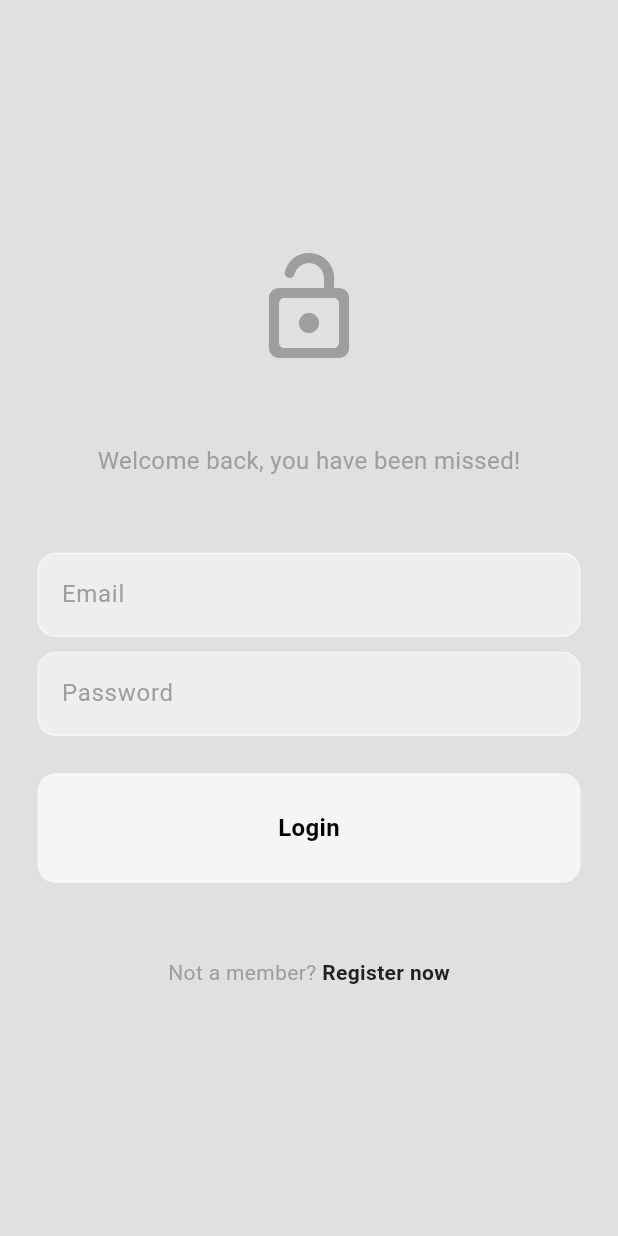
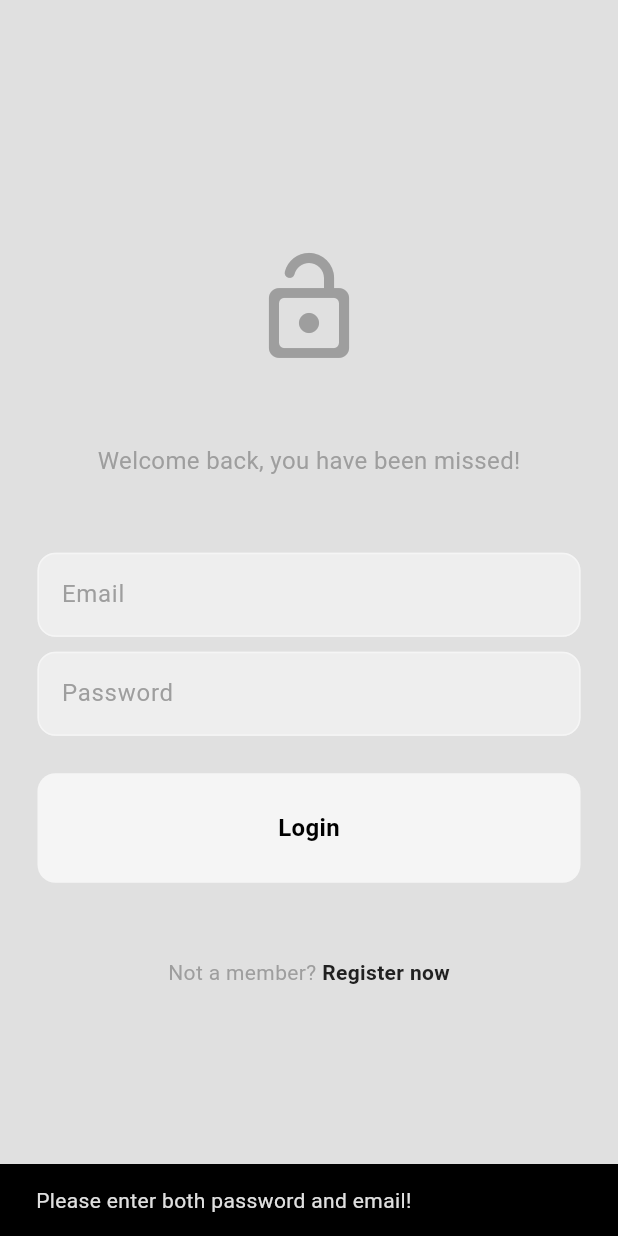
Before and after one commit to ohunmamajon/social_media, a Flutter app: the screen it shows after launch, after a tap on "Login", on a phone screen of 412 x 824 dp. Run offline on Flutter 3.47's test engine with Material 3 defaults, Android fonts, the phone set to English and light mode, and no system bars; our stand-ins replace cloud_firestore, firebase_auth, firebase_core, flutter_bloc; accounts and stored records are empty.

```diff
--- /dev/null
+++ b/lib/app.dart
@@ -0,0 +1,52 @@
+import 'package:flutter/material.dart';
+import 'package:flutter_bloc/flutter_bloc.dart';
+import 'package:social_media/features/auth/data/firebase_auth_repo.dart';
+import 'package:social_media/features/auth/presentation/cubits/auth_cubit.dart';
+import 'package:social_media/features/auth/presentation/cubits/auth_states.dart';
+import 'package:social_media/features/auth/presentation/pages/auth_page.dart';
+import 'package:social_media/features/post/presentation/pages/home_page.dart';
+import 'package:social_media/themes/light_mode.dart';
+
+class MyApp extends StatelessWidget {
+// auth repo
+  final authRepo = FirebaseAuthRepo();
+
+  MyApp({super.key});
+
+  // This widget is the root of your application.
+  @override
+  Widget build(BuildContext context) {
+    return BlocProvider(
+      create: (context) => AuthCubit(authRepo: authRepo)..checkAuth(),
+      child: MaterialApp(
+        debugShowCheckedModeBanner: false,
+        theme: lightMode,
+        home: BlocConsumer<AuthCubit, AuthState>(
+          builder: (context, authState) {
+            print(authState);
+            if (authState is Unauthenticated) {
+              return const AuthPage();
+            }
+
+            if (authState is Authenticated) {
+              return const HomePage();
+            }
+            //loading
+            else {
+              return const Scaffold(
+                body: Center(
+                  child: CircularProgressIndicator(),
+                ),
+              );
+            }
+          },
+          listener: (context, authState) {
+            if (authState is AuthError) {
+              ScaffoldMessenger.of(context).showSnackBar(SnackBar(content: Text(authState.message)));
+            }
+          },
+        ),
+      ),
+    );
+  }
+}
--- a/lib/features/auth/presentation/cubits/auth_cubit.dart
+++ b/lib/features/auth/presentation/cubits/auth_cubit.dart
@@ -44,7 +44,8 @@ class AuthCubit extends Cubit<AuthState> {
   Future<void> register(String name, String email, String password) async {
     try {
       emit(AuthLoading());
-      final user = await authRepo.registerWithEmailPassword(name, email, password);
+      final user =
+          await authRepo.registerWithEmailPassword(name, email, password);
       if (user != null) {
         _currentUser = user;
         emit(Authenticated(user));
@@ -60,5 +61,6 @@ class AuthCubit extends Cubit<AuthState> {
   // log out
   Future<void> logout() async {
     authRepo.logout();
+    emit(Unauthenticated());
   }
 }
--- a/lib/features/auth/presentation/pages/login_page.dart
+++ b/lib/features/auth/presentation/pages/login_page.dart
@@ -1,9 +1,10 @@
 import 'package:flutter/material.dart';
+import 'package:flutter_bloc/flutter_bloc.dart';
 import 'package:social_media/features/auth/presentation/components/my_button.dart';
 import 'package:social_media/features/auth/presentation/components/my_text_field.dart';
+import 'package:social_media/features/auth/presentation/cubits/auth_cubit.dart';
 
 class LoginPage extends StatefulWidget {
-
   final void Function()? togglePages;
 
   const LoginPage({super.key, required this.togglePages});
@@ -16,6 +17,32 @@ class _LoginPageState extends State<LoginPage> {
   // text controller
   final emailController = TextEditingController();
   final pwController = TextEditingController();
+
+  // login button pressed
+  void login() {
+    // prepare email & pw
+    final String email = emailController.text;
+    final String password = pwController.text;
+
+    // auth cubit
+    final authCubit = context.read<AuthCubit>();
+
+    // ensure  that email & pw fields are not empty
+    if (email.isNotEmpty && password.isNotEmpty) {
+      authCubit.login(email, password);
+    } else {
+      ScaffoldMessenger.of(context).showSnackBar(const SnackBar(
+          content: Text("Please enter both password and email!")));
+    }
+  }
+
+  @override
+  void dispose() {
+    // TODO: implement dispose
+    emailController.dispose();
+    pwController.dispose();
+    super.dispose();
+  }
 
   @override
   Widget build(BuildContext context) {
@@ -59,7 +86,8 @@ class _LoginPageState extends State<LoginPage> {
                 const SizedBox(height: 25),
 
                 // login button
-                MyButton(onTap: () {},
+                MyButton(
+                  onTap: login,
                   text: "Login",
                 ),
                 const SizedBox(height: 50),
@@ -68,22 +96,24 @@ class _LoginPageState extends State<LoginPage> {
                 Row(
                   mainAxisAlignment: MainAxisAlignment.center,
                   children: [
-                    Text("Not a member?",
+                    Text(
+                      "Not a member?",
                       style: TextStyle(
                         color: Theme.of(context).colorScheme.primary,
-                    ),),
-
+                      ),
+                    ),
                     GestureDetector(
                       onTap: widget.togglePages,
-                       child: Text(" Register now",
+                      child: Text(
+                        " Register now",
                         style: TextStyle(
                           color: Theme.of(context).colorScheme.inversePrimary,
                           fontWeight: FontWeight.bold,
-                                           ),),
+                        ),
+                      ),
                     ),
                   ],
                 ),
-
               ],
             ),
           ),
--- a/lib/features/auth/presentation/pages/register_page.dart
+++ b/lib/features/auth/presentation/pages/register_page.dart
@@ -1,9 +1,10 @@
 import 'package:flutter/material.dart';
+import 'package:flutter_bloc/flutter_bloc.dart';
 import 'package:social_media/features/auth/presentation/components/my_button.dart';
 import 'package:social_media/features/auth/presentation/components/my_text_field.dart';
+import 'package:social_media/features/auth/presentation/cubits/auth_cubit.dart';
 
 class RegisterPage extends StatefulWidget {
-
   final void Function()? togglePages;
 
   const RegisterPage({super.key, required this.togglePages});
@@ -18,6 +19,41 @@ class _RegisterPageState extends State<RegisterPage> {
   final emailController = TextEditingController();
   final pwController = TextEditingController();
   final confirmPWController = TextEditingController();
+
+  // register button pressed
+  void register() {
+    // prepare info
+    final String name = nameController.text;
+    final String email = emailController.text;
+    final String password = pwController.text;
+    final String confirmPW = confirmPWController.text;
+
+    // auth Cubit
+    final authCubit = context.read<AuthCubit>();
+
+    // ensure if the fields aren't empty
+    if (email.isNotEmpty && password.isNotEmpty && confirmPW.isNotEmpty) {
+      if (password == confirmPW) {
+        authCubit.register(name, email, password);
+      } else {
+        ScaffoldMessenger.of(context).showSnackBar(
+            const SnackBar(content: Text("Passwords do not match!")));
+      }
+    } else {
+      ScaffoldMessenger.of(context).showSnackBar(
+          const SnackBar(content: Text("Please complete all fields")));
+    }
+  }
+
+  @override
+  void dispose() {
+    // TODO: implement dispose
+    pwController.dispose();
+    confirmPWController.dispose();
+    nameController.dispose();
+    super.dispose();
+  }
+
   @override
   Widget build(BuildContext context) {
     return Scaffold(
@@ -76,7 +112,8 @@ class _RegisterPageState extends State<RegisterPage> {
                 const SizedBox(height: 25),
 
                 // Register button
-                MyButton(onTap: () {},
+                MyButton(
+                  onTap: register,
                   text: "Register",
                 ),
                 const SizedBox(height: 50),
@@ -85,22 +122,24 @@ class _RegisterPageState extends State<RegisterPage> {
                 Row(
                   mainAxisAlignment: MainAxisAlignment.center,
                   children: [
-                    Text("Already a member?",
+                    Text(
+                      "Already a member?",
                       style: TextStyle(
                         color: Theme.of(context).colorScheme.primary,
-                    ),),
-
+                      ),
+                    ),
                     GestureDetector(
                       onTap: widget.togglePages,
-                       child: Text(" Login now",
+                      child: Text(
+                        " Login now",
                         style: TextStyle(
                           color: Theme.of(context).colorScheme.inversePrimary,
                           fontWeight: FontWeight.bold,
-                                           ),),
+                        ),
+                      ),
                     ),
                   ],
                 ),
-
               ],
             ),
           ),
--- a/lib/main.dart
+++ b/lib/main.dart
@@ -1,27 +1,17 @@
 import 'package:firebase_core/firebase_core.dart';
 import 'package:flutter/material.dart';
+import 'package:social_media/app.dart';
 import 'package:social_media/features/auth/presentation/pages/auth_page.dart';
 import 'package:social_media/features/auth/presentation/pages/login_page.dart';
 import 'package:social_media/features/auth/presentation/pages/register_page.dart';
-import 'package:social_media/firebase_options.dart';
+import 'package:social_media/config/firebase_options.dart';
 import 'package:social_media/themes/light_mode.dart';
 
 void main() async {
+  // firebase initialize
   WidgetsFlutterBinding.ensureInitialized();
   await Firebase.initializeApp(options: DefaultFirebaseOptions.currentPlatform);
-  runApp(const MyApp());
+
+  // run app
+  runApp( MyApp());
 }
-
-class MyApp extends StatelessWidget {
-  const MyApp({super.key});
-
-  // This widget is the root of your application.
-  @override
-  Widget build(BuildContext context) {
-    return  MaterialApp(
-     debugShowCheckedModeBanner: false,
-     theme: lightMode,
-     home: const AuthPage(),
-    );
-  }
-}
--- a/pubspec.yaml
+++ b/pubspec.yaml
@@ -38,6 +38,7 @@ dependencies:
   firebase_core: ^3.9.0
   firebase_auth: ^5.3.4
   flutter_bloc: ^8.1.6
+  cloud_firestore: ^5.6.1
 
 dev_dependencies:
   flutter_test:
```
Also changed, not shown: lib/features/auth/data/firebase_auth_repo.dart (+8 -0 lines), lib/features/post/presentation/pages/home_page.dart (added, +29 -0 lines), lib/config/firebase_options.dart (renamed from lib/firebase_options.dart), pubspec.lock, 7 other files. Lines whose indentation alone changed are shown as unchanged.
